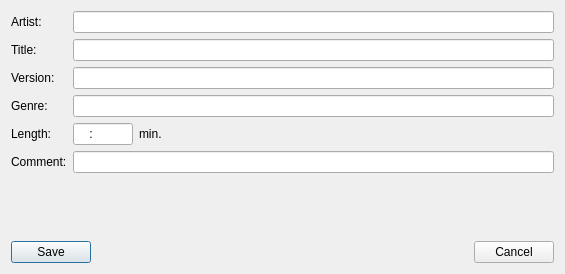
Above: trunk/forms/searchlisttrackdialog.ui from pfedick/winmusik before the change. Below: the same form after it.
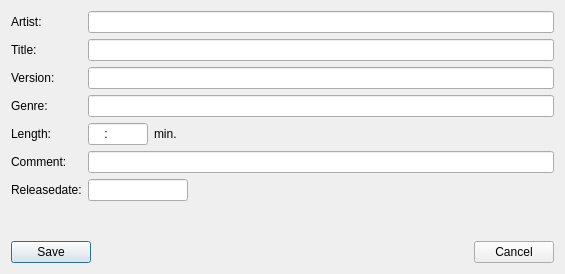
That is the form after the change. Icons and pictures are not drawn.

The edit to the form file:
```diff
--- a/trunk/forms/searchlisttrackdialog.ui
+++ b/trunk/forms/searchlisttrackdialog.ui
@@ -78,7 +78,10 @@
           </size>
          </property>
          <property name="inputMask">
-          <string>0009:99; </string>
+          <string notr="true">0009:99; </string>
+         </property>
+         <property name="text">
+          <string notr="true">:</string>
          </property>
         </widget>
        </item>
@@ -114,6 +117,52 @@
      <item row="5" column="1">
       <widget class="QLineEdit" name="commentEdit"/>
      </item>
+     <item row="6" column="0">
+      <widget class="QLabel" name="label_8">
+       <property name="text">
+        <string>Releasedate:</string>
+       </property>
+      </widget>
+     </item>
+     <item row="6" column="1">
+      <layout class="QHBoxLayout" name="horizontalLayout_3">
+       <item>
+        <widget class="QLineEdit" name="releaseDateEdit">
+         <property name="sizePolicy">
+          <sizepolicy hsizetype="Fixed" vsizetype="Fixed">
+           <horstretch>0</horstretch>
+           <verstretch>0</verstretch>
+          </sizepolicy>
+         </property>
+         <property name="minimumSize">
+          <size>
+           <width>100</width>
+           <height>0</height>
+          </size>
+         </property>
+         <property name="maximumSize">
+          <size>
+           <width>100</width>
+           <height>16777215</height>
+          </size>
+         </property>
+        </widget>
+       </item>
+       <item>
+        <spacer name="horizontalSpacer_3">
+         <property name="orientation">
+          <enum>Qt::Horizontal</enum>
+         </property>
+         <property name="sizeHint" stdset="0">
+          <size>
+           <width>40</width>
+           <height>20</height>
+          </size>
+         </property>
+        </spacer>
+       </item>
+      </layout>
+     </item>
     </layout>
    </item>
    <item>
```
